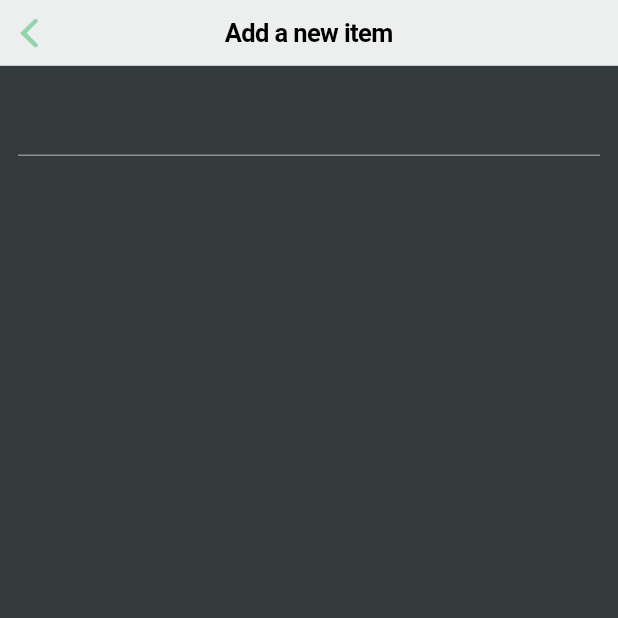
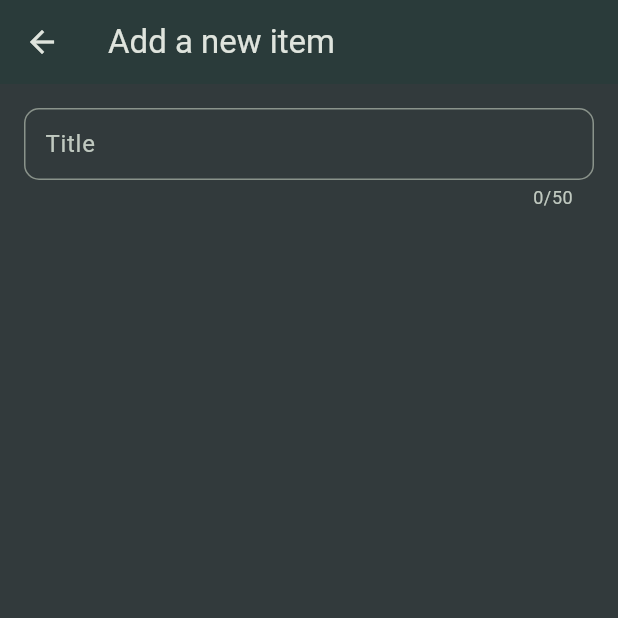
Before and after one commit to NavidZamanKhan/Shopping-List-App, a Flutter app: the NewItem screen opened directly, on a phone screen of 412 x 824 dp, the top half of it. Run offline on Flutter 3.47's test engine with Material 3 defaults, Android fonts, the phone set to English and light mode, and no system bars.

Commit message:
Add form for creating new grocery items

```diff
--- a/lib/main.dart
+++ b/lib/main.dart
@@ -1,6 +1,5 @@
 import 'package:flutter/material.dart';
 import 'package:shopping_list_app/widget/grocery_item_list.dart';
-import 'package:shopping_list_app/widget/new_item.dart';
 
 void main() {
   runApp(const MyApp());
--- a/lib/widget/new_item.dart
+++ b/lib/widget/new_item.dart
@@ -1,4 +1,3 @@
-import 'package:flutter/cupertino.dart';
 import 'package:flutter/material.dart';
 
 class NewItem extends StatefulWidget {
@@ -14,15 +13,33 @@ class _NewItemState extends State<NewItem> {
   @override
   Widget build(BuildContext context) {
     return Scaffold(
-      appBar: CupertinoNavigationBar(
-        middle: const Text(
-          "Add a new item",
-          style: TextStyle(color: Colors.black),
+      appBar: AppBar(title: const Text('Add a new item')),
+      body: Padding(
+        padding: const EdgeInsets.all(16),
+        child: Form(
+          child: Column(
+            children: [
+              TextFormField(
+                maxLength: 50,
+                decoration: const InputDecoration(
+                  label: Text("Title"),
+                  border: OutlineInputBorder(
+                    borderRadius: BorderRadius.all(Radius.circular(10)),
+                  ),
+                  contentPadding: EdgeInsets.all(10),
+                  hintText: "Enter a title",
+                  hintStyle: TextStyle(color: Colors.grey),
+                ),
+                validator: (value) {
+                  if (value == null || value.isEmpty) {
+                    return "Please enter a title";
+                  }
+                  return null;
+                },
+              ),
+            ],
+          ),
         ),
-      ),
-      body: Padding(
-        padding: const EdgeInsets.all(12),
-        child: Form(child: Column(children: [TextFormField()])),
       ),
     );
   }
```
